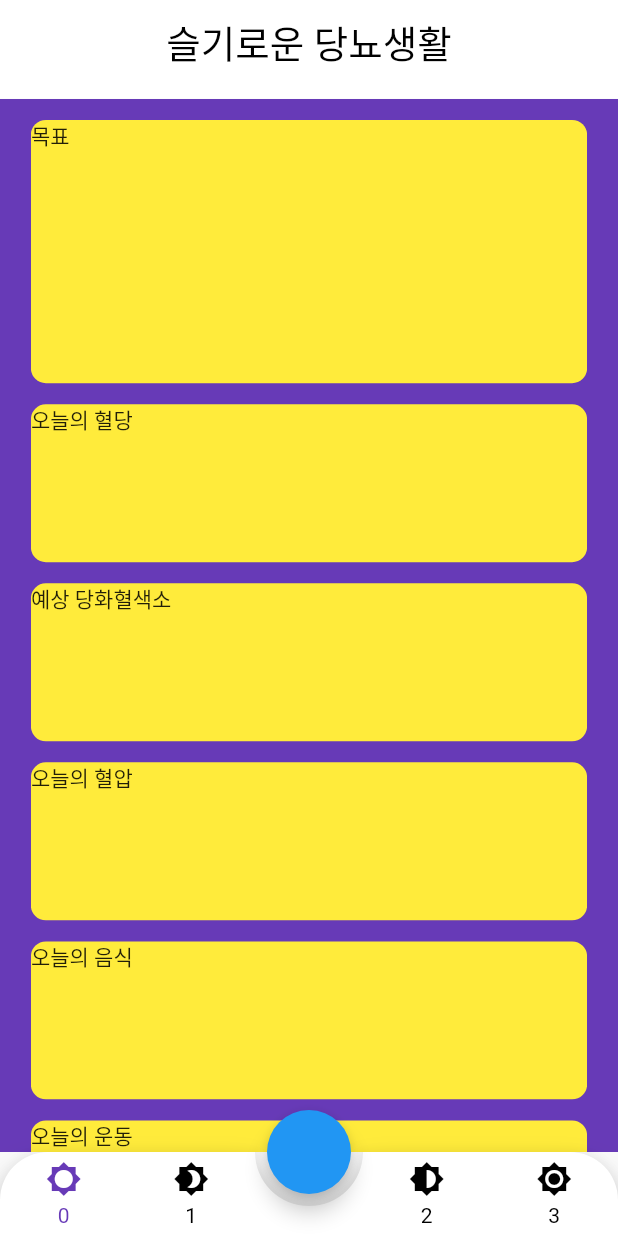
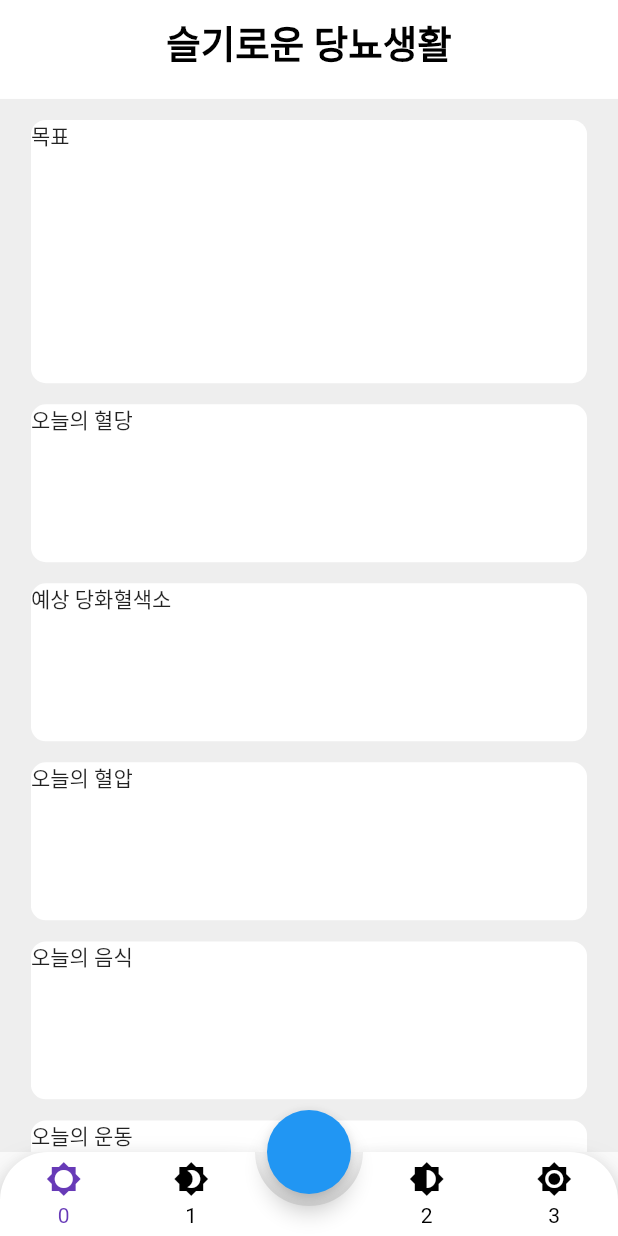
Before and after one commit to park28s/diabetes_life, a Flutter app: the screen it shows after launch, on a phone screen of 412 x 824 dp. Run offline on Flutter 3.47's test engine with Material 2 defaults, Android fonts, the phone set to English and light mode, and no system bars; drawn by our look-alikes of animated_bottom_navigation_bar, auto_size_text; our stand-ins replace firebase_core, get; accounts and stored records are empty.

Commit message:
mainPage 작업중

```diff
--- a/lib/main_config/main_appbar_default.dart
+++ b/lib/main_config/main_appbar_default.dart
@@ -13,7 +13,7 @@ class AppBarDefault extends StatelessWidget implements PreferredSizeWidget {
       centerTitle: true,
       iconTheme: IconThemeData(color: Colors.blue, size: 30),
       elevation: 0,
-      title: TextConfig().TextConfig1('슬기로운 당뇨생활', 25, FontWeight.w500, Colors.black),
+      title: TextConfig().TextConfig1('슬기로운 당뇨생활', 25, FontWeight.bold, Colors.black),
       actions: [
        /* userUid == null
             ? loginIconButton(Colors.blue, '  로그인', 11, Colors.lightBlue)
--- a/lib/main_home/main_controller.dart
+++ b/lib/main_home/main_controller.dart
@@ -6,6 +6,8 @@ import 'package:get/get.dart';
 
 // main navigationBar controller
 class CustomNaviBarController extends GetxController with GetTickerProviderStateMixin {
+  static CustomNaviBarController get to => Get.find(); // find 명령을 안쓰고 .to로 사용이 가능
+
   final autoSizeGroup = AutoSizeGroup();
   RxInt bottomNavIndex = 0.obs;
 
--- a/lib/main_home/main_home.dart
+++ b/lib/main_home/main_home.dart
@@ -15,7 +15,7 @@ class MainHome extends StatelessWidget {
           alignment: Alignment.center,
           width: mainWidthSize,
           height: mainHeightSize,
-          color: Colors.deepPurple,
+          color: Colors.grey.shade200,
           child: LayoutBuilder(
             builder: (context, size) => SingleChildScrollView(
               child: Column(
--- a/lib/main_home/main_widget.dart
+++ b/lib/main_home/main_widget.dart
@@ -11,7 +11,7 @@ Widget mainContainer(double width, double height, String text) {
     height: height,
     decoration: BoxDecoration(
       borderRadius: BorderRadius.circular(10),
-      color: Colors.yellow
+      color: Colors.white
     ),
     child: Text(text),
   );
@@ -20,7 +20,7 @@ Widget mainContainer(double width, double height, String text) {
 // main navigationBar
 Widget customAnimatedBar() {
   Get.put(CustomNaviBarController());
-  final customNaviBarController = Get.find<CustomNaviBarController>();
+  //final customNaviBarController = Get.find<CustomNaviBarController>();
   return AnimatedBottomNavigationBar.builder(
     itemCount: iconList.length,
     tabBuilder: (int index, bool isAction) {
@@ -37,23 +37,23 @@ Widget customAnimatedBar() {
               '$index',
               maxLines: 1,
               style: TextStyle(color: color),
-              group: customNaviBarController.autoSizeGroup,
+              group: CustomNaviBarController.to.autoSizeGroup,
             ),
           )
         ],
       );
     },
     backgroundColor: Colors.white,
-    activeIndex: customNaviBarController.bottomNavIndex.value,
+    activeIndex: CustomNaviBarController.to.bottomNavIndex.value,
     splashColor: Colors.grey,
-    notchAndCornersAnimation: customNaviBarController.borderRadiusAnimation,
+    notchAndCornersAnimation: CustomNaviBarController.to.borderRadiusAnimation,
     notchSmoothness: NotchSmoothness.defaultEdge,
     gapLocation: GapLocation.center,
     leftCornerRadius: 32,
     rightCornerRadius: 32,
-    onTap: (index) => customNaviBarController.bottomNavIndex.value = index,
+    onTap: (index) => CustomNaviBarController.to.bottomNavIndex.value = index,
     hideAnimationController:
-        customNaviBarController.hideBottomBarAnimationController,
+    CustomNaviBarController.to.hideBottomBarAnimationController,
     shadow: BoxShadow(
       offset: Offset(0, 1),
       blurRadius: 12,
```
